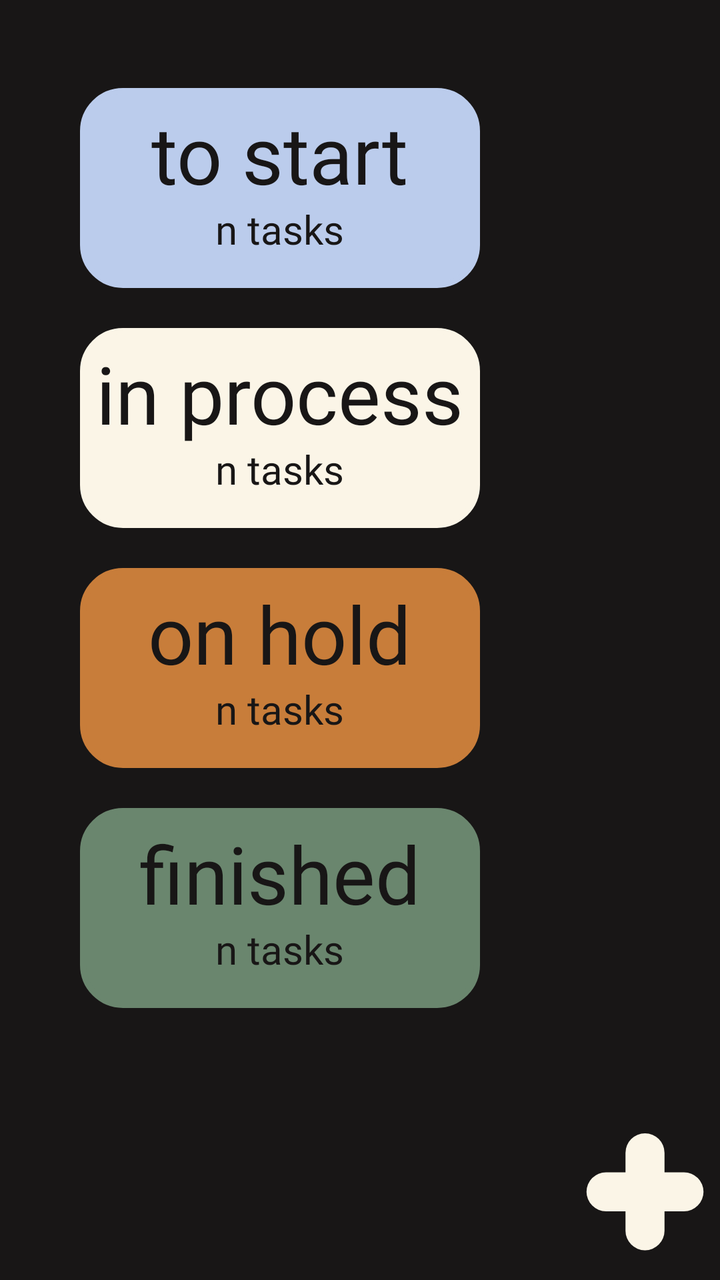
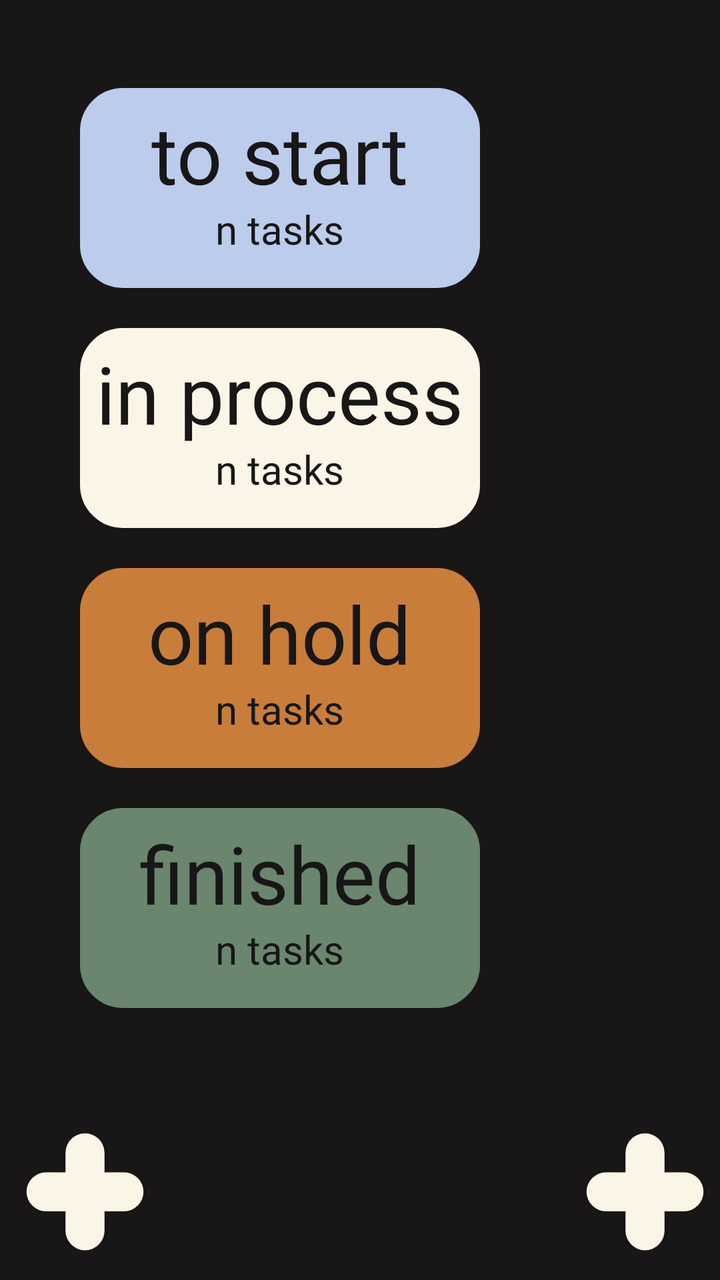

Compare the two renders of this Android layout. The source of the first and the diff that turns it into the second are given below.
<!-- AndroidManifest.xml: application theme Theme.Keepinmind -->
<!-- res/layout/activity_board.xml -->
<?xml version="1.0" encoding="utf-8"?>
<androidx.constraintlayout.widget.ConstraintLayout xmlns:android="http://schemas.android.com/apk/res/android"
    xmlns:app="http://schemas.android.com/apk/res-auto"
    xmlns:tools="http://schemas.android.com/tools"
    android:id="@+id/main"
    android:layout_width="match_parent"
    android:layout_height="match_parent"
    android:background="@color/black"
    tools:context=".activities.BoardActivity">


    <LinearLayout
        android:id="@+id/board"
        android:layout_width="match_parent"
        android:layout_height="632dp"
        android:orientation="vertical"
        app:layout_constraintBottom_toBottomOf="parent"
        app:layout_constraintTop_toTopOf="parent">


        


        <FrameLayout
            android:layout_width="200dp"
            android:layout_height="100dp"
            android:layout_marginLeft="40dp"
            android:layout_marginTop="40dp"
            android:background="@drawable/rounded_shape"
            android:backgroundTint="@color/status_ready"
            android:clickable="true"
            android:focusable="true">

            <TextView
                android:layout_width="wrap_content"
                android:layout_height="wrap_content"
                android:layout_gravity="top|center_horizontal"
                android:paddingTop="5dp"
                android:text="to start"
                android:textAppearance="@style/mainText" />

            <TextView
                android:id='@+id/ready_amnt_text'
                android:layout_width="wrap_content"
                android:layout_height="wrap_content"
                android:layout_gravity="bottom|center_horizontal"
                android:paddingBottom="15dp"
                android:text="n tasks"
                android:textAppearance="@style/bottomText" />

        </FrameLayout>
        <FrameLayout
            android:layout_width="200dp"
            android:layout_height="100dp"
            android:layout_marginLeft="40dp"
            android:layout_marginTop="20dp"

            android:background="@drawable/rounded_shape"
            android:backgroundTint="@color/status_in_progress"
            android:clickable="true"
            android:focusable="true">

            <TextView
                android:layout_width="wrap_content"
                android:layout_height="wrap_content"
                android:layout_gravity="top|center_horizontal"
                android:paddingTop="5dp"
                android:text="in process"
                android:textAppearance="@style/mainText" />

            <TextView
                android:id='@+id/process_amnt_text'

                android:layout_width="wrap_content"
                android:layout_height="wrap_content"
                android:layout_gravity="bottom|center_horizontal"
                android:paddingBottom="15dp"
                android:text="n tasks"
                android:textAppearance="@style/bottomText" />

        </FrameLayout>
        <FrameLayout
            android:layout_width="200dp"
            android:layout_height="100dp"
            android:layout_marginLeft="40dp"
            android:layout_marginTop="20dp"

            android:background="@drawable/rounded_shape"
            android:backgroundTint="@color/status_on_hold"
            android:clickable="true"
            android:focusable="true">

            <TextView
                android:layout_width="wrap_content"
                android:layout_height="wrap_content"
                android:layout_gravity="top|center_horizontal"
                android:paddingTop="5dp"
                android:text="on hold"
                android:textAppearance="@style/mainText" />

            <TextView
                android:id='@+id/hold_amnt_text'

                android:layout_width="wrap_content"
                android:layout_height="wrap_content"
                android:layout_gravity="bottom|center_horizontal"
                android:paddingBottom="15dp"
                android:text="n tasks"
                android:textAppearance="@style/bottomText" />

        </FrameLayout>
        <FrameLayout
            android:layout_width="200dp"
            android:layout_height="100dp"
            android:layout_marginLeft="40dp"
            android:layout_marginTop="20dp"
            android:background="@drawable/rounded_shape"
            android:backgroundTint="@color/status_finished"
            android:clickable="true"
            android:focusable="true">

            <TextView
                android:layout_width="wrap_content"
                android:layout_height="wrap_content"
                android:layout_gravity="top|center_horizontal"
                android:paddingTop="5dp"
                android:text="finished"
                android:textAppearance="@style/mainText" />

            <TextView
                android:id='@+id/finished_amnt_text'

                android:layout_width="wrap_content"
                android:layout_height="wrap_content"
                android:layout_gravity="bottom|center_horizontal"
                android:paddingBottom="15dp"
                android:text="n tasks"
                android:textAppearance="@style/bottomText" />

        </FrameLayout>


    </LinearLayout>


    <ImageButton
        android:layout_width="80dp"
        android:layout_height="80dp"
        android:id="@+id/add_folder_btn"
        app:layout_constraintBottom_toBottomOf="@id/board"
        app:layout_constraintRight_toRightOf="parent"
        android:background="@null"
        android:contentDescription="add new project button"
        android:src="@drawable/add_ic"
        >
    </ImageButton>


    <ScrollView
        android:id="@+id/folders_sv"
        android:layout_width="match_parent"
        android:layout_height="wrap_content"
        android:layout_marginTop="20dp"
        app:layout_constraintTop_toBottomOf="@id/board"
        >

    <LinearLayout
            android:id="@+id/folders_container"
            android:layout_width="match_parent"
            android:layout_height="wrap_content"
            android:orientation="vertical"

            android:padding="8dp">


        </LinearLayout>

    </ScrollView>


</androidx.constraintlayout.widget.ConstraintLayout>
<!-- resources referenced by this layout -->
<resources>
  <color name="black">#181616</color>
  <color name="status_finished">@color/green</color>
  <color name="status_in_progress">@color/white</color>
  <color name="status_on_hold">@color/orange</color>
  <color name="status_ready">@color/navi_blue</color>
  <!-- drawable add_ic (drawable) -->
  <vector xmlns:android="http://schemas.android.com/apk/res/android"
      android:width="69dp"
      android:height="69dp"
      android:viewportWidth="69"
      android:viewportHeight="69">
    <group>
      <clip-path
          android:pathData="M0,0h69v69h-69z"/>
      <path
          android:pathData="M7.586,34.222L7.586,34.222A9.751,9.751 89.334,0 1,17.337 24.471L56.34,24.471A9.751,9.751 89.334,0 1,66.091 34.222L66.091,34.222A9.751,9.751 89.334,0 1,56.34 43.973L17.337,43.973A9.751,9.751 89.334,0 1,7.586 34.222z"
          android:fillColor="#FBF5E7"/>
      <path
          android:pathData="M36.838,4.969L36.838,4.969A9.751,9.751 0,0 1,46.589 14.72L46.589,53.724A9.751,9.751 0,0 1,36.838 63.475L36.838,63.475A9.751,9.751 0,0 1,27.087 53.724L27.087,14.72A9.751,9.751 0,0 1,36.838 4.969z"
          android:fillColor="#FBF5E7"/>
    </group>
  </vector>
  <!-- drawable rounded_shape (drawable) -->
  <?xml version="1.0" encoding="UTF-8"?>
  <shape xmlns:android="http://schemas.android.com/apk/res/android">
  
      <stroke android:width="3dp"
          android:color="@color/black" />
  
      <padding android:left="1dp"
          android:top="1dp"
          android:right="1dp"
          android:bottom="1dp" />
  
      <corners android:radius="20dp" />
  </shape>
  <style name="bottomText">
          <item name="android:textSize">20dp</item>
          <item name="android:fontFamily">"@font/robotoslab"</item>
          <item name="android:textColor">"@color/black"</item>
      </style>
  <style name="mainText">
          <item name="android:textSize">40dp</item>
          <item name="android:fontFamily">"@font/oswald"</item>
          <item name="android:textColor">"@color/black"</item>
      </style>
  <style name="Theme.Keepinmind" parent="Base.Theme.Keepinmind" />
  <color name="green">#6A866E</color>
  <color name="white">#FBF5E7</color>
  <color name="orange">#C87D3A</color>
  <color name="navi_blue">#BBCCEC</color>
  <style name="Base.Theme.Keepinmind" parent="Theme.Material3.DayNight.NoActionBar">
          
          
      </style>
</resources>

<!-- the commit's change to res/layout/activity_board.xml (unified diff, before → after) -->
@@ -150,6 +150,17 @@
         app:layout_constraintBottom_toBottomOf="@id/board"
         app:layout_constraintRight_toRightOf="parent"
         android:background="@null"
+        android:contentDescription="add new folder button"
+        android:src="@drawable/add_ic"
+        >
+    </ImageButton>
+    <ImageButton
+        android:layout_width="80dp"
+        android:layout_height="80dp"
+        android:id="@+id/add_proj_btn"
+        app:layout_constraintBottom_toBottomOf="@id/board"
+        app:layout_constraintLeft_toLeftOf="parent"
+        android:background="@null"
         android:contentDescription="add new project button"
         android:src="@drawable/add_ic"
         >
